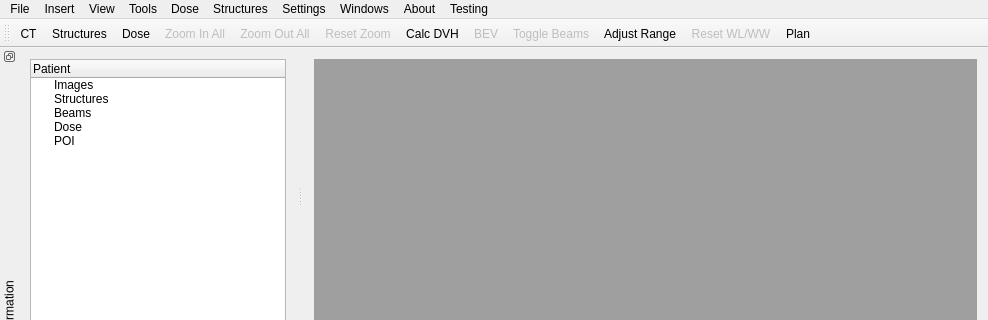
Old version of the form mainwindow.ui in the repository Jothy/KIMView; both pictures show x 0 to 988 and y 0 to 320 of the 988 by 586 pixel window.
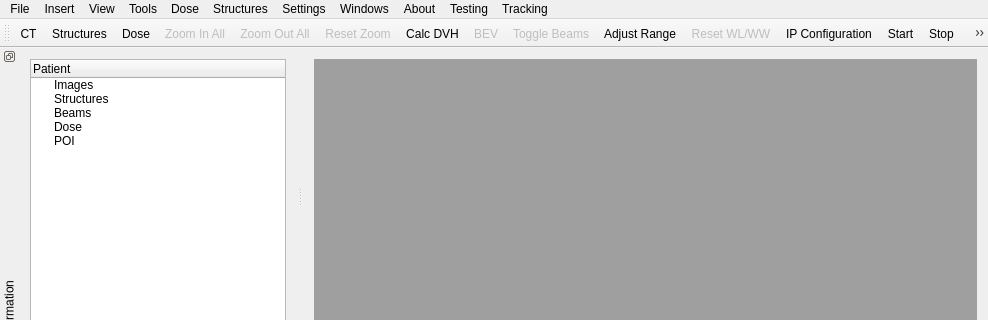
New version of the form. Icons and pictures are not drawn.

What changed in the file:
```diff
--- a/mainwindow.ui
+++ b/mainwindow.ui
@@ -136,6 +136,13 @@
     </property>
     <addaction name="actionIP_COnfiguration"/>
    </widget>
+   <widget class="QMenu" name="menuTracking">
+    <property name="title">
+     <string>Tracking</string>
+    </property>
+    <addaction name="actionStart"/>
+    <addaction name="actionStop"/>
+   </widget>
    <addaction name="menuFile"/>
    <addaction name="menuInsert"/>
    <addaction name="menuView"/>
@@ -146,6 +153,7 @@
    <addaction name="menuWindows"/>
    <addaction name="menuAbout"/>
    <addaction name="menuHelp"/>
+   <addaction name="menuTracking"/>
   </widget>
   <widget class="QToolBar" name="mainToolBar">
    <property name="iconSize">
@@ -171,6 +179,9 @@
    <addaction name="actionShowBeams"/>
    <addaction name="actionAdjust_Range"/>
    <addaction name="actionReset_WL_WW"/>
+   <addaction name="actionIP_COnfiguration"/>
+   <addaction name="actionStart"/>
+   <addaction name="actionStop"/>
    <addaction name="actionPlan"/>
   </widget>
   <widget class="QStatusBar" name="statusBar"/>
@@ -676,6 +687,24 @@
     <string>IP Configuration</string>
    </property>
   </action>
+  <action name="actionStart">
+   <property name="icon">
+    <iconset resource="RC.qrc">
+     <normaloff>:/Icons/Start.png</normaloff>:/Icons/Start.png</iconset>
+   </property>
+   <property name="text">
+    <string>Start</string>
+   </property>
+  </action>
+  <action name="actionStop">
+   <property name="icon">
+    <iconset resource="RC.qrc">
+     <normaloff>:/Icons/Stop.png</normaloff>:/Icons/Stop.png</iconset>
+   </property>
+   <property name="text">
+    <string>Stop</string>
+   </property>
+  </action>
  </widget>
  <layoutdefault spacing="6" margin="11"/>
  <resources>
```
Left out of the diff: 4 changed lines with no effect on the pictures.
